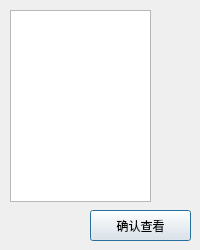
Qt form managerui/serverlist.ui (himarsmty/c-homework) before a commit.
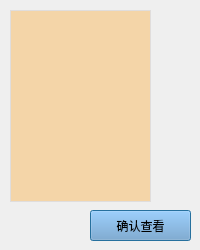
The same form after that commit.

```diff
--- a/managerui/serverlist.ui
+++ b/managerui/serverlist.ui
@@ -22,6 +22,21 @@
      <height>192</height>
     </rect>
    </property>
+   <property name="styleSheet">
+    <string notr="true">QTableView , QTableWidget{
+    selection-background-color:#44c767;
+ 
+	background-color: rgb(252, 175, 62,40%);
+    border:1px solid #E0DDDC;/*边框为1像素，灰色*/
+    gridline-color:lightgray;/*这个是表格的格子线的颜色，为亮灰*/
+}
+QHeaderView::section{
+    background-color:white;/*背景色 白色*/
+    border:0px solid #E0DDDC;/*先把边框宽度设为0，即隐藏所有表头边框*/
+    border-bottom:1px solid #E0DDDC;/*然后只显示下边框，因为上边框和左右边框是整个Table的边框，都显示会有2px的边框宽度*/
+    height:20px;/*表头高度*/
+}</string>
+   </property>
   </widget>
   <widget class="QPushButton" name="pushButton">
    <property name="geometry">
@@ -32,6 +47,43 @@
      <height>31</height>
     </rect>
    </property>
+   <property name="palette">
+    <palette>
+     <active>
+      <colorrole role="Button">
+       <brush brushstyle="SolidPattern">
+        <color alpha="255">
+         <red>114</red>
+         <green>159</green>
+         <blue>207</blue>
+        </color>
+       </brush>
+      </colorrole>
+     </active>
+     <inactive>
+      <colorrole role="Button">
+       <brush brushstyle="SolidPattern">
+        <color alpha="255">
+         <red>114</red>
+         <green>159</green>
+         <blue>207</blue>
+        </color>
+       </brush>
+      </colorrole>
+     </inactive>
+     <disabled>
+      <colorrole role="Button">
+       <brush brushstyle="SolidPattern">
+        <color alpha="255">
+         <red>114</red>
+         <green>159</green>
+         <blue>207</blue>
+        </color>
+       </brush>
+      </colorrole>
+     </disabled>
+    </palette>
+   </property>
    <property name="text">
     <string>确认查看</string>
    </property>
```
